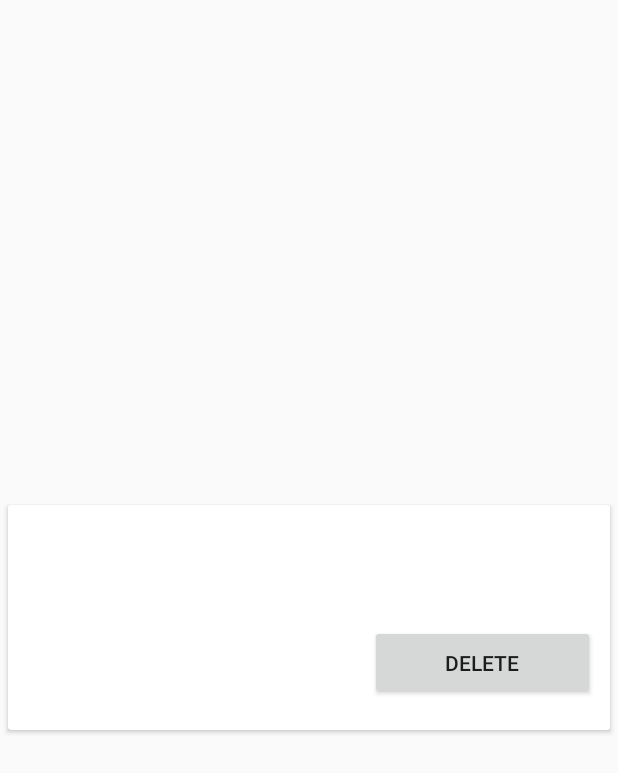
After one commit to CS575DatabaseProject/Kiranaa, an Android app: the layout cart_card_list.xml on its own in the app's theme, with its tools: preview values and no code run, on a phone screen of 412 x 824 dp. The commit adds this screen. Shown: the top 773 px of the screen. Run offline under Robolectric (Android 15) with nearby library versions, the phone set to English and light mode, and no system bars.

Commit message:
cart card view

```diff
--- a/app/build.gradle
+++ b/app/build.gradle
@@ -1,7 +1,7 @@
 apply plugin: 'com.android.application'
 
 android {
-    compileSdkVersion 27
+    compileSdkVersion 26
     buildToolsVersion '26.0.2'
     defaultConfig {
         applicationId 'com.example.batman.kiranaa'
--- a/app/src/main/java/com/example/batman/kiranaa/Singleton.java
+++ b/app/src/main/java/com/example/batman/kiranaa/Singleton.java
@@ -5,6 +5,7 @@ import java.util.HashMap;
 public class Singleton {
     private static final Singleton instance = new Singleton();
     HashMap<String,Integer> carthash = new HashMap<String, Integer>();
+    HashMap<String,Integer> cartPrice = new HashMap<>();
     boolean variable = false;
     private Singleton(){}
     public static Singleton getInstance(){
--- /dev/null
+++ b/app/src/main/res/layout/cart_card_list.xml
@@ -0,0 +1,61 @@
+<?xml version="1.0" encoding="utf-8"?>
+<LinearLayout
+    xmlns:android="http://schemas.android.com/apk/res/android"
+    xmlns:tools="http://schemas.android.com/tools"
+    android:layout_width="match_parent"
+    android:layout_height="match_parent"
+    >
+
+    <android.support.v7.widget.CardView
+        android:id="@+id/card_view"
+        android:layout_width="fill_parent"
+        android:layout_height="150dp"
+        android:layout_gravity="center"
+        android:layout_margin="5dp"
+        >
+        <RelativeLayout
+            android:layout_width="match_parent"
+            android:layout_height="match_parent"
+            android:orientation="horizontal"
+            >
+
+            <TextView
+                    android:layout_marginTop="10dp"
+                    android:id="@+id/cart_product_name"
+                    android:layout_width="200dp"
+                    android:layout_height="60dp"
+                    android:layout_marginBottom="10dp"
+                    android:textSize="24sp"
+                    />
+
+                <TextView
+                    android:id="@+id/cart_product_price"
+                    android:layout_marginTop="10dp"
+                    android:layout_width="150dp"
+                    android:layout_height="60dp"
+                    android:layout_alignParentRight="true"
+                    android:layout_marginRight="10dp"
+                    android:textSize="20sp"
+                    />
+                <Button
+                    android:layout_width="150dp"
+                    android:layout_height="50dp"
+                    android:layout_alignParentRight="true"
+                    android:id="@+id/cart_product_delete"
+                    android:layout_below="@+id/cart_product_price"
+                    android:layout_marginRight="10dp"
+                    android:layout_marginTop="10dp"
+                    android:text="Delete"
+
+
+                    />
+
+
+
+
+            </RelativeLayout>
+
+
+
+    </android.support.v7.widget.CardView>
+</LinearLayout>
```
Also changed, not shown: app/src/main/java/com/example/batman/kiranaa/Cart.java (+4 -3 lines), app/src/main/java/com/example/batman/kiranaa/CartCardListAdapter.java (added, +63 -0 lines), app/src/main/java/com/example/batman/kiranaa/ProductsCardListAdapter.java (+12 -7 lines).
